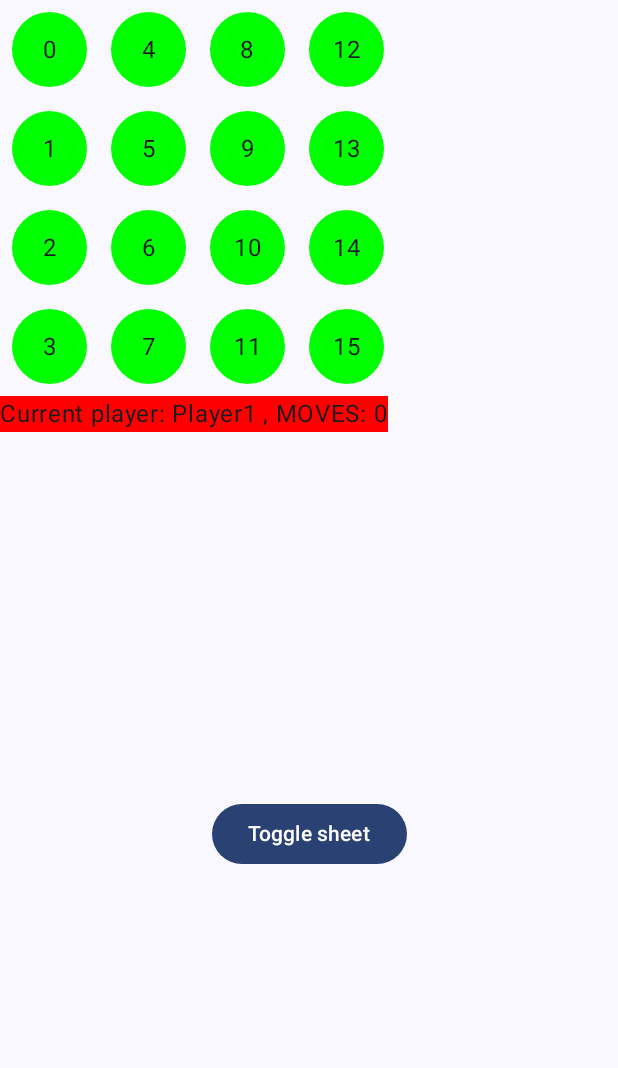
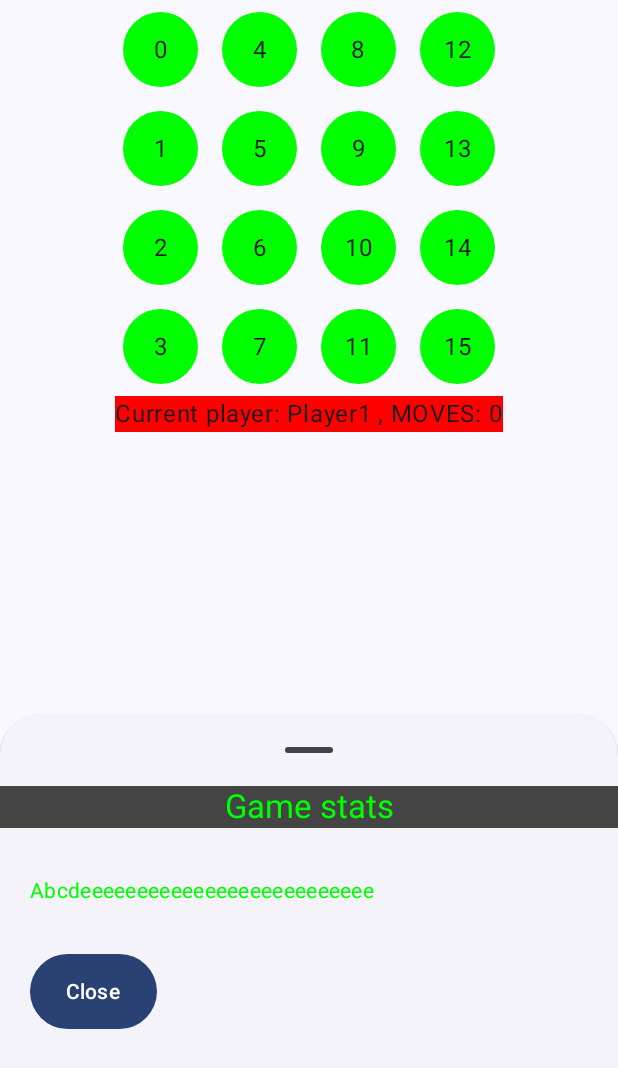
Before and after one commit to MatLeg25/ConnectCoins-KotlinGame, an Android app built with Jetpack Compose: the screen it shows after launch (MainActivity), on a phone screen of 412 x 824 dp. Shown: the top 1068 px of the screen. Run offline under Robolectric (Android 15) with nearby library versions, the phone set to English and light mode, and no system bars.

Commit message:
style updated

```diff
--- a/app/src/main/java/com/example/connectcoins/MainActivity.kt
+++ b/app/src/main/java/com/example/connectcoins/MainActivity.kt
@@ -8,6 +8,7 @@ import androidx.compose.foundation.clickable
 import androidx.compose.foundation.layout.Box
 import androidx.compose.foundation.layout.Column
 import androidx.compose.foundation.layout.Row
+import androidx.compose.foundation.layout.fillMaxWidth
 import androidx.compose.foundation.layout.padding
 import androidx.compose.foundation.layout.size
 import androidx.compose.foundation.shape.RoundedCornerShape
@@ -55,7 +56,10 @@ class MainActivity : ComponentActivity() {
                     val gameViewModel: GameViewModel = viewModel()
                     val gameUiState by gameViewModel.uiState.collectAsState()
 
-                    Column() {
+                    Column(
+                        modifier = Modifier.fillMaxWidth(),
+                        horizontalAlignment = Alignment.CenterHorizontally
+                    ) {
 
                         TableScreen(
                             DATA.SIZE,
--- a/app/src/main/java/com/example/connectcoins/ui/BottomModal.kt
+++ b/app/src/main/java/com/example/connectcoins/ui/BottomModal.kt
@@ -1,11 +1,14 @@
 package com.example.connectcoins.ui
 
 
+import androidx.compose.foundation.background
 import androidx.compose.foundation.layout.Box
+import androidx.compose.foundation.layout.Column
 import androidx.compose.foundation.layout.Spacer
 import androidx.compose.foundation.layout.fillMaxSize
 import androidx.compose.foundation.layout.fillMaxWidth
 import androidx.compose.foundation.layout.height
+import androidx.compose.foundation.layout.padding
 import androidx.compose.material3.BottomSheetScaffold
 import androidx.compose.material3.Button
 import androidx.compose.material3.ExperimentalMaterial3Api
@@ -19,14 +22,17 @@ import androidx.compose.runtime.rememberCoroutineScope
 import androidx.compose.ui.Alignment
 import androidx.compose.ui.Modifier
 import androidx.compose.ui.graphics.Color
+import androidx.compose.ui.text.style.TextAlign
+import androidx.compose.ui.tooling.preview.Preview
 import androidx.compose.ui.unit.dp
 import kotlinx.coroutines.launch
 
 @OptIn(ExperimentalMaterial3Api::class)
 @Composable
+@Preview
 fun BottomModal() {
     val sheetState = rememberStandardBottomSheetState(
-        initialValue = SheetValue.Hidden,
+        initialValue = SheetValue.Expanded,
         skipHiddenState = false
     )
     val scaffoldState = rememberBottomSheetScaffoldState(
@@ -42,19 +48,27 @@ fun BottomModal() {
                 .fillMaxWidth()
                 .height(300.dp)
         ) {
-            Text(text = "SIEMA")
+            Column() {
                 Text(
-                text = "Bottom sheet",
-                style = MaterialTheme.typography.bodyMedium
+                    modifier = Modifier
+                        .fillMaxWidth()
+                        .background(Color.DarkGray),
+                    text = "Game stats",
+                    textAlign = TextAlign.Center,
+                    style = MaterialTheme.typography.titleLarge
                 )
                 Spacer(modifier = Modifier.height(32.dp))
                 Text(
-                text = "Click outside the bottom sheet to hide it",
-                style = MaterialTheme.typography.bodyMedium
+                    modifier = Modifier.padding(horizontal = 20.dp),
+
+                    text = "Abcdeeeeeeeeeeeeeeeeeeeeeeeeee",
+                    style = MaterialTheme.typography.bodyMedium,
                 )
+                Spacer(modifier = Modifier.height(32.dp))
                 Button(
                     modifier = Modifier
-                    .height(50.dp),
+                        .height(50.dp)
+                        .padding(horizontal = 20.dp),
                     onClick = {
                         scope.launch {
                             sheetState.hide()
@@ -63,6 +77,8 @@ fun BottomModal() {
                 ) {
                     Text(text = "Close")
                 }
+            }
+
         }
     },
     sheetContentColor = Color.Green,
@@ -77,7 +93,7 @@ fun BottomModal() {
                     else sheetState.expand()
                 }
             }) {
-                Text(text = "Toggle sheet")
+                Text(text = "Show stats")
             }
         }
     }
```
Lines whose indentation alone changed are shown as unchanged.
